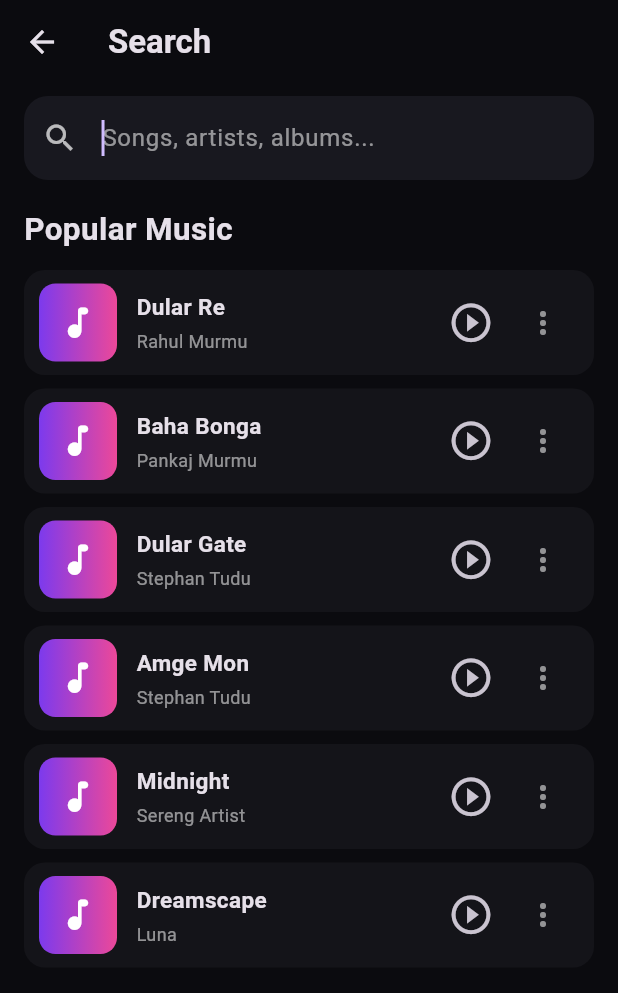
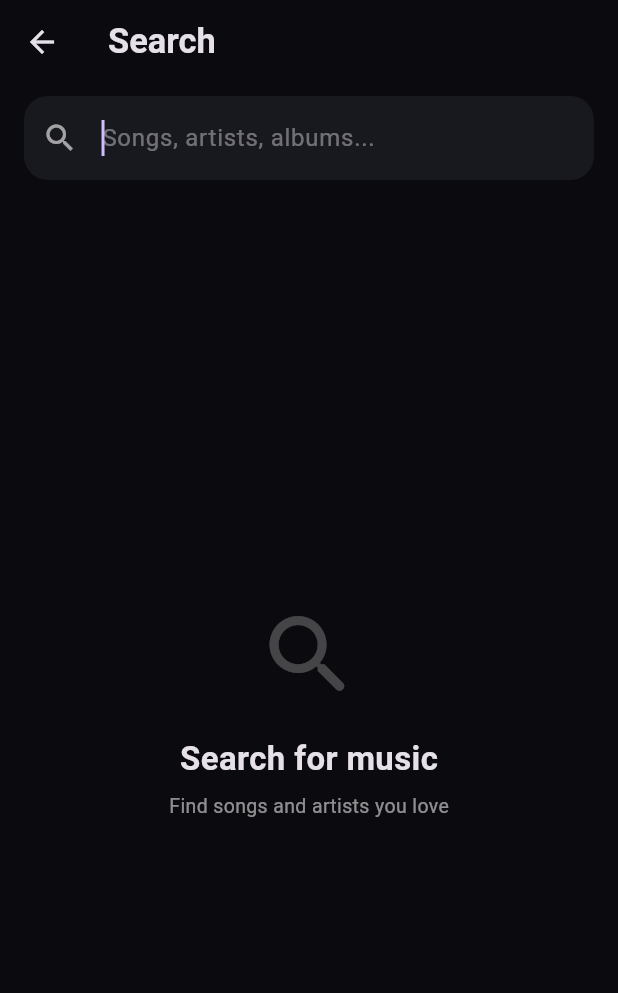
Before and after one commit to marandianil31-spec/Sereng, a Flutter app: the SearchScreen screen opened directly, on a phone screen of 412 x 824 dp. Shown: the top 993 px of the screen. Run offline on Flutter 3.47's test engine with Material 3 defaults, Android fonts, the phone set to English and light mode, and no system bars; our stand-ins replace just_audio.

Commit message:
Refactor search functionality and UI in SearchScreen
Refactor search functionality and UI in SearchScreen. Updated search controller, song list, and improved search results display.

```diff
--- a/lib/screens/search_screen.dart
+++ b/lib/screens/search_screen.dart
@@ -9,9 +9,10 @@ class SearchScreen extends StatefulWidget {
 }
 
 class _SearchScreenState extends State<SearchScreen> {
-  final TextEditingController searchController = TextEditingController();
+  final TextEditingController _searchController =
+      TextEditingController();
 
-  final List<SearchSong> songs = const [
+  final List<SearchSong> allSongs = const [
     SearchSong(
       title: 'Dular Re',
       artist: 'Rahul Murmu',
@@ -29,49 +30,35 @@ class _SearchScreenState extends State<SearchScreen> {
       artist: 'Stephan Tudu',
     ),
     SearchSong(
-      title: 'Midnight',
-      artist: 'Sereng Artist',
+      title: 'Johar Re',
+      artist: 'Rahul Murmu',
     ),
     SearchSong(
-      title: 'Dreamscape',
-      artist: 'Luna',
+      title: 'Night Vibes',
+      artist: 'Sereng Artist',
     ),
   ];
 
-  List<SearchSong> get filteredSongs {
-    final query = searchController.text.trim().toLowerCase();
-
-    if (query.isEmpty) {
-      return songs;
-    }
-
-    return songs.where((song) {
-      return song.title.toLowerCase().contains(query) ||
-          song.artist.toLowerCase().contains(query);
-    }).toList();
-  }
+  String searchText = '';
 
   @override
   void dispose() {
-    searchController.dispose();
+    _searchController.dispose();
     super.dispose();
-  }
-
-  void openPlayer(SearchSong song) {
-    Navigator.push(
-      context,
-      MaterialPageRoute(
-        builder: (context) => MusicPlayerScreen(
-          songTitle: song.title,
-          artistName: song.artist,
-        ),
-      ),
-    );
   }
 
   @override
   Widget build(BuildContext context) {
-    final results = filteredSongs;
+    final filteredSongs = allSongs.where((song) {
+      final query = searchText.toLowerCase().trim();
+
+      if (query.isEmpty) {
+        return false;
+      }
+
+      return song.title.toLowerCase().contains(query) ||
+          song.artist.toLowerCase().contains(query);
+    }).toList();
 
     return Scaffold(
       backgroundColor: const Color(0xFF0B0B0F),
@@ -79,120 +66,153 @@ class _SearchScreenState extends State<SearchScreen> {
         backgroundColor: const Color(0xFF0B0B0F),
         elevation: 0,
         leading: IconButton(
-          onPressed: () => Navigator.pop(context),
           icon: const Icon(Icons.arrow_back),
+          onPressed: () {
+            Navigator.pop(context);
+          },
         ),
         title: const Text(
           'Search',
           style: TextStyle(
-            fontSize: 22,
+            fontSize: 23,
             fontWeight: FontWeight.bold,
           ),
         ),
       ),
-      body: Column(
-        children: [
-          // Search field
-          Padding(
-            padding: const EdgeInsets.fromLTRB(16, 8, 16, 18),
-            child: TextField(
-              controller: searchController,
-              autofocus: true,
-              onChanged: (_) {
-                setState(() {});
-              },
-              style: const TextStyle(
-                color: Colors.white,
+      body: Padding(
+        padding: const EdgeInsets.fromLTRB(16, 8, 16, 20),
+        child: Column(
+          children: [
+            // Search field
+            Container(
+              decoration: BoxDecoration(
+                color: const Color(0xFF18181F),
+                borderRadius: BorderRadius.circular(16),
               ),
-              decoration: InputDecoration(
-                hintText: 'Songs, artists, albums...',
-                hintStyle: const TextStyle(
-                  color: Colors.white54,
+              child: TextField(
+                controller: _searchController,
+                autofocus: true,
+                style: const TextStyle(
+                  color: Colors.white,
                 ),
-                prefixIcon: const Icon(
-                  Icons.search,
-                  color: Colors.white70,
-                ),
-                suffixIcon: searchController.text.isNotEmpty
-                    ? IconButton(
-                        onPressed: () {
-                          searchController.clear();
-                          setState(() {});
-                        },
-                        icon: const Icon(
-                          Icons.clear,
-                          color: Colors.white54,
-                        ),
-                      )
-                    : null,
-                filled: true,
-                fillColor: const Color(0xFF18181F),
-                border: OutlineInputBorder(
-                  borderRadius: BorderRadius.circular(16),
-                  borderSide: BorderSide.none,
+                onChanged: (value) {
+                  setState(() {
+                    searchText = value;
+                  });
+                },
+                decoration: InputDecoration(
+                  hintText: 'Songs, artists, albums...',
+                  hintStyle: const TextStyle(
+                    color: Colors.white38,
+                  ),
+                  prefixIcon: const Icon(
+                    Icons.search,
+                    color: Colors.white60,
+                  ),
+                  suffixIcon: searchText.isNotEmpty
+                      ? IconButton(
+                          icon: const Icon(
+                            Icons.clear,
+                            color: Colors.white54,
+                          ),
+                          onPressed: () {
+                            _searchController.clear();
+                            setState(() {
+                              searchText = '';
+                            });
+                          },
+                        )
+                      : null,
+                  border: InputBorder.none,
+                  contentPadding: const EdgeInsets.symmetric(
+                    vertical: 16,
+                    horizontal: 10,
+                  ),
                 ),
               ),
             ),
-          ),
 
-          Expanded(
-            child: results.isEmpty
-                ? const Center(
-                    child: Column(
-                      mainAxisAlignment: MainAxisAlignment.center,
-                      children: [
-                        Icon(
-                          Icons.search_off,
-                          size: 65,
-                          color: Colors.white38,
+            const SizedBox(height: 25),
+
+            if (searchText.isEmpty)
+              const Expanded(
+                child: Center(
+                  child: Column(
+                    mainAxisAlignment: MainAxisAlignment.center,
+                    children: [
+                      Icon(
+                        Icons.search_rounded,
+                        size: 70,
+                        color: Colors.white24,
+                      ),
+                      SizedBox(height: 18),
+                      Text(
+                        'Search for music',
+                        style: TextStyle(
+                          fontSize: 22,
+                          fontWeight: FontWeight.bold,
                         ),
-                        SizedBox(height: 16),
-                        Text(
-                          'No music found',
-                          style: TextStyle(
-                            fontSize: 20,
-                            fontWeight: FontWeight.bold,
-                          ),
+                      ),
+                      SizedBox(height: 7),
+                      Text(
+                        'Find songs and artists you love',
+                        style: TextStyle(
+                          color: Colors.white54,
+                          fontSize: 13,
                         ),
-                        SizedBox(height: 6),
-                        Text(
-                          'Try another song or artist',
-                          style: TextStyle(
-                            color: Colors.white54,
-                          ),
-                        ),
-                      ],
-                    ),
-                  )
-                : ListView(
-                    padding: const EdgeInsets.fromLTRB(
-                      16,
-                      0,
-                      16,
-                      30,
-                    ),
+                      ),
+                    ],
+                  ),
+                ),
+              )
+            else if (filteredSongs.isEmpty)
+              Expanded(
+                child: Center(
+                  child: Column(
+                    mainAxisAlignment: MainAxisAlignment.center,
                     children: [
-                      Text(
-                        searchController.text.trim().isEmpty
-                            ? 'Popular Music'
-                            : 'Search Results',
-                        style: const TextStyle(
+                      const Icon(
+                        Icons.music_off_rounded,
+                        size: 65,
+                        color: Colors.white24,
+                      ),
+                      const SizedBox(height: 18),
+                      const Text(
+                        'No results found',
+                        style: TextStyle(
                           fontSize: 21,
                           fontWeight: FontWeight.bold,
                         ),
                       ),
-                      const SizedBox(height: 12),
-
-                      ...results.map(
-                        (song) => SearchSongTile(
-                          song: song,
-                          onPlay: () => openPlayer(song),
+                      const SizedBox(height: 7),
+                      Text(
+                        'No music found for "$searchText"',
+                        textAlign: TextAlign.center,
+                        style: const TextStyle(
+                          color: Colors.white54,
+                          fontSize: 13,
                         ),
                       ),
                     ],
                   ),
-          ),
-        ],
+                ),
+              )
+            else
+              Expanded(
+                child: ListView.builder(
+                  itemCount: filteredSongs.length,
+                  itemBuilder: (context, index) {
+                    final song = filteredSongs[index];
+
+                    return SearchSongTile(
+                      title: song.title,
+                      artist: song.artist,
+                    );
+                  },
+                ),
+              ),
+          ],
+        ),
       ),
     );
   }
@@ -209,35 +229,31 @@ class SearchSong {
 }
 
 class SearchSongTile extends StatelessWidget {
-  final SearchSong song;
-  final VoidCallback onPlay;
+  final String title;
+  final String artist;
 
   const SearchSongTile({
     super.key,
-    required this.song,
-    required this.onPlay,
+    required this.title,
+    required this.artist,
   });
 
   @override
   Widget build(BuildContext context) {
     return Container(
-      margin: const EdgeInsets.only(bottom: 9),
-      padding: const EdgeInsets.symmetric(
-        horizontal: 10,
-        vertical: 9,
-      ),
+      margin: const EdgeInsets.only(bottom: 10),
+      padding: const EdgeInsets.all(10),
       decoration: BoxDecoration(
         color: const Color(0xFF141419),
-        borderRadius: BorderRadius.circular(14),
+        borderRadius: BorderRadius.circular(15),
       ),
       child: Row(
         children: [
-          // Album image placeholder
           Container(
-            width: 52,
-            height: 52,
+            width: 55,
+            height: 55,
             decoration: BoxDecoration(
-              borderRadius: BorderRadius.circular(11),
+              borderRadius: BorderRadius.circular(12),
               gradient: const LinearGradient(
                 colors: [
                   Color(0xFF7C3AED),
@@ -248,29 +264,28 @@ class SearchSongTile extends StatelessWidget {
             child: const Icon(
               Icons.music_note_rounded,
               color: Colors.white,
-              size: 27,
+              size: 28,
             ),
           ),
 
           const SizedBox(width: 13),
 
-          // Song information
           Expanded(
             child: Column(
               crossAxisAlignment: CrossAxisAlignment.start,
               children: [
                 Text(
-                  song.title,
+                  title,
                   maxLines: 1,
                   overflow: TextOverflow.ellipsis,
                   style: const TextStyle(
+                    fontSize: 15,
                     fontWeight: FontWeight.bold,
-                    fontSize: 15,
                   ),
                 ),
-                const SizedBox(height: 4),
+                const SizedBox(height: 5),
                 Text(
-                  song.artist,
+                  artist,
                   maxLines: 1,
                   overflow: TextOverflow.ellipsis,
                   style: const TextStyle(
@@ -282,21 +297,21 @@ class SearchSongTile extends StatelessWidget {
             ),
           ),
 
-          // Play
           IconButton(
-            onPressed: onPlay,
+            onPressed: () {
+              Navigator.push(
+                context,
+                MaterialPageRoute(
+                  builder: (context) => MusicPlayerScreen(
+                    songTitle: title,
+                    artistName: artist,
+                  ),
+                ),
+              );
+            },
             icon: const Icon(
-              Icons.play_circle_outline,
-              size: 31,
-            ),
-          ),
-
-          // More options
-          IconButton(
-            onPressed: () {},
-            icon: const Icon(
-              Icons.more_vert,
-              color: Colors.white54,
+              Icons.play_circle_fill_rounded,
+              size: 34,
             ),
           ),
         ],
```
